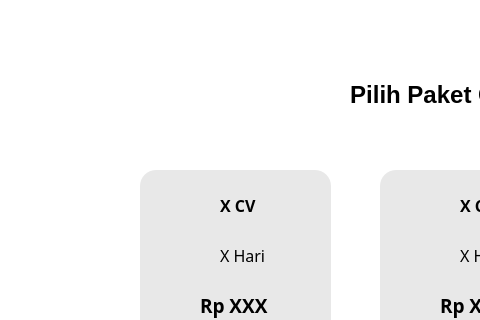
Old version of the form src/frontend/paket.ui in the repository stellaribli/Tuciwir; both pictures show x 0 to 480 and y 0 to 320 of the 951 by 491 pixel window.
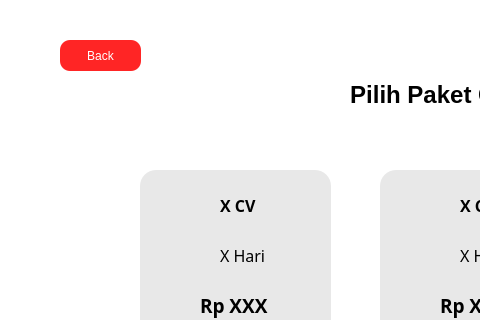
New version of the form.

Patch:
```diff
--- a/src/frontend/paket.ui
+++ b/src/frontend/paket.ui
@@ -344,6 +344,25 @@
     </property>
    </widget>
   </widget>
+  <widget class="QPushButton" name="kembali">
+   <property name="geometry">
+    <rect>
+     <x>60</x>
+     <y>40</y>
+     <width>81</width>
+     <height>31</height>
+    </rect>
+   </property>
+   <property name="styleSheet">
+    <string notr="true">font: 81 10pt &quot;Mulish ExtraBold&quot;;
+color: white;
+background-color: rgb(255, 37, 37);
+border-radius: 10px</string>
+   </property>
+   <property name="text">
+    <string>Back</string>
+   </property>
+  </widget>
  </widget>
  <resources/>
  <connections/>
```
